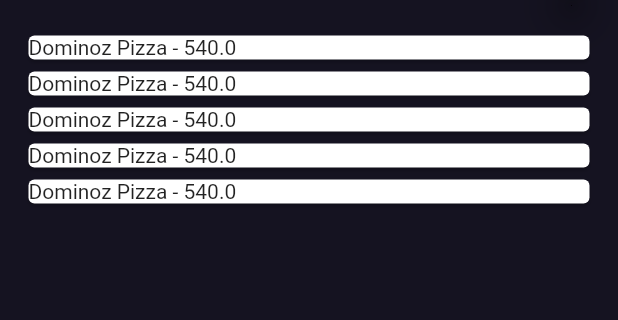
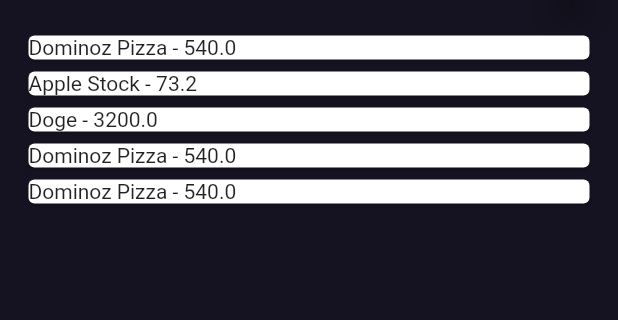
Before and after one commit to Suyog-23/flutter_financy, a Flutter app: the screen it shows after launch, on a phone screen of 412 x 824 dp, the part 71-391 px from its top. Run offline on Flutter 3.47's test engine with Material 2 defaults, Android fonts, the phone set to English and light mode, and no system bars.

Commit message:
Data for mapping changed

```diff
--- a/lib/general/expense.dart
+++ b/lib/general/expense.dart
@@ -7,6 +7,6 @@ class Expense{
   final String your_emotion;
   final DateTime date;
 
-  Expense({this.id=0, this.expense_title='', this.type='spent', this.amount=0, this.your_emotion='', required this.date});
+  Expense({this.id=0, this.expense_title='', this.type='spent', this.amount=0, this.your_emotion='happy', required this.date});
 
 }
--- a/lib/screens/home.dart
+++ b/lib/screens/home.dart
@@ -14,9 +14,9 @@ class HomeState extends State<Home>{
   }
 
   final List<Expense> expense = [
-    Expense(id: 0, expense_title: 'Dominoz Pizza', type: 'spent', amount: 540, your_emotion: 'happy', date: DateTime.now()),
-    Expense(id: 1, expense_title: 'Dominoz Pizza', type: 'spent', amount: 540, your_emotion: 'happy', date: DateTime.now()),
-    Expense(id: 2, expense_title: 'Dominoz Pizza', type: 'spent', amount: 540, your_emotion: 'happy', date: DateTime.now()),
+    Expense(id: 0, expense_title: 'Dominoz Pizza', type: 'spent', amount: 540, your_emotion: 'neutral', date: DateTime.now()),
+    Expense(id: 1, expense_title: 'Apple Stock', type: 'added', amount: 73.2, your_emotion: 'happy', date: DateTime.now()),
+    Expense(id: 2, expense_title: 'Doge', type: 'crypto--', amount: 3200, your_emotion: 'sad', date: DateTime.now()),
     Expense(id: 3, expense_title: 'Dominoz Pizza', type: 'spent', amount: 540, your_emotion: 'happy', date: DateTime.now()),
     Expense(id: 4, expense_title: 'Dominoz Pizza', type: 'spent', amount: 540, your_emotion: 'happy', date: DateTime.now()),
   ];
```
